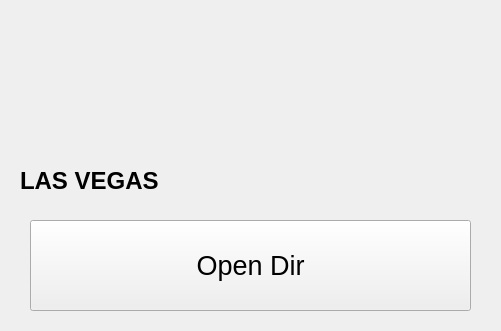
Above: LasVegas/TorTor.ui from bozhikovstanislav/UI-Pylinac before the change. Below: the same form after it.
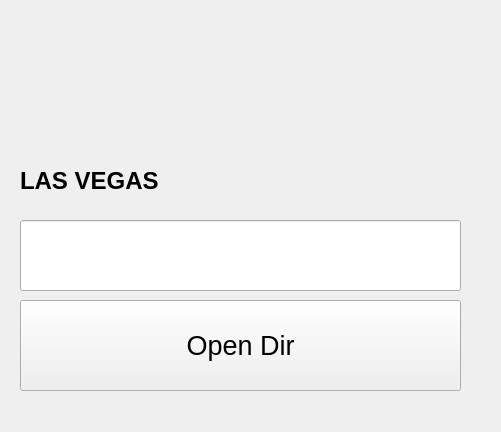
That is the form after the change. Icons and pictures are not drawn.

```diff
--- a/LasVegas/TorTor.ui
+++ b/LasVegas/TorTor.ui
@@ -7,7 +7,7 @@
     <x>0</x>
     <y>0</y>
     <width>501</width>
-    <height>331</height>
+    <height>432</height>
    </rect>
   </property>
   <property name="windowTitle">
@@ -20,8 +20,8 @@
    <widget class="QPushButton" name="pushButton">
     <property name="geometry">
      <rect>
-      <x>30</x>
-      <y>220</y>
+      <x>20</x>
+      <y>300</y>
       <width>441</width>
       <height>91</height>
      </rect>
@@ -135,6 +135,21 @@
      <pixmap resource="Resource.qrc">:/Icones/kstars.png</pixmap>
     </property>
    </widget>
+   <widget class="QLineEdit" name="lineEdit">
+    <property name="geometry">
+     <rect>
+      <x>20</x>
+      <y>220</y>
+      <width>441</width>
+      <height>71</height>
+     </rect>
+    </property>
+    <property name="font">
+     <font>
+      <pointsize>30</pointsize>
+     </font>
+    </property>
+   </widget>
   </widget>
  </widget>
  <resources>
```
